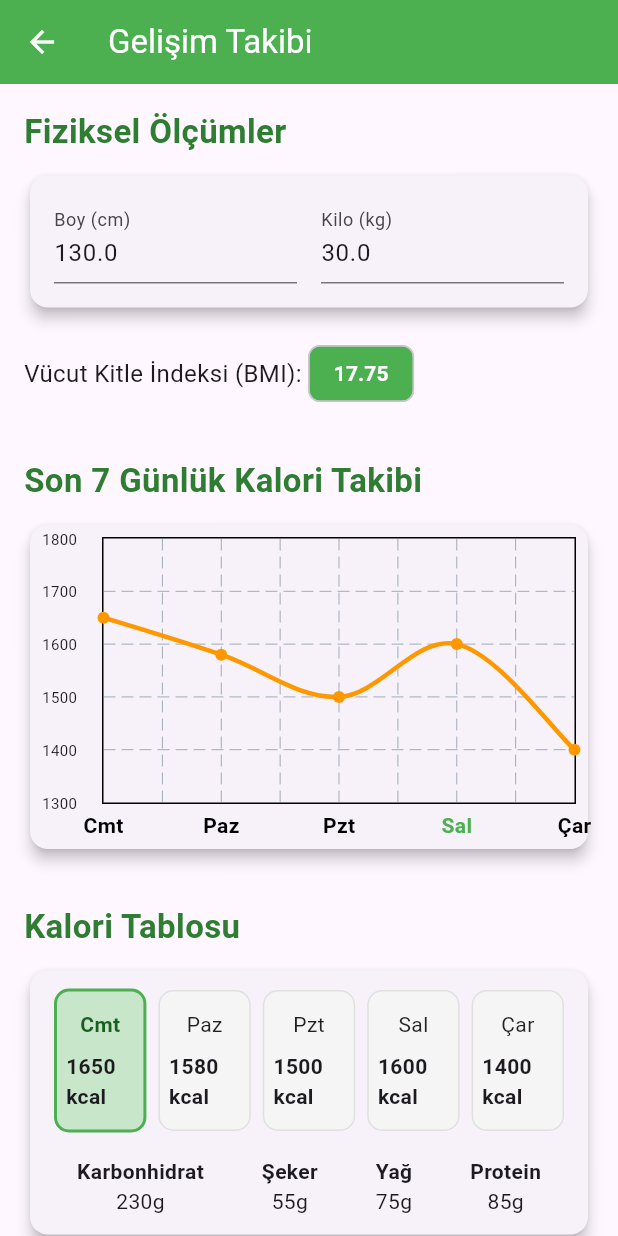
After one commit to KardelenBayraktar/NutritionApp-TUBITAK, a Flutter app: the GelisimTakibiSayfasi screen opened by its route, on a phone screen of 412 x 824 dp. The commit adds this screen. Run offline on Flutter 3.47's test engine with Material 3 defaults, Android fonts, the phone set to English and light mode, and no system bars; drawn by our look-alikes of fl_chart; our stand-ins replace cloud_firestore, firebase_core, image_picker, permission_handler, table_calendar; accounts and stored records are empty.

Commit message:
gelisim takibi eklendi

```diff
--- a/lib/Ana_Sayfa.dart
+++ b/lib/Ana_Sayfa.dart
@@ -36,7 +36,7 @@ class _HomePageState extends State<HomePage> {
             ),
             _buildDrawerItem(Icons.home, "Ana Sayfa", "/home"),
             _buildDrawerItem(Icons.event_note, "Planım", "/plan"),
-            _buildDrawerItem(Icons.track_changes, "Gelişim Takibi", "/progress"),
+            _buildDrawerItem(Icons.track_changes, "Gelişim Takibi", "/gelisim"),
             _buildDrawerItem(Icons.book, "Tarifler", "/recipes"),
             _buildDrawerItem(Icons.favorite, "Favorilerim", "/favorites"), // Yeni sekme eklendi
             _buildDrawerItem(Icons.support_agent, "Asistan", "/assistant"),
--- /dev/null
+++ b/lib/gelisim_takibi.dart
@@ -0,0 +1,308 @@
+import 'package:flutter/material.dart';
+import 'package:fl_chart/fl_chart.dart';
+import 'dart:math';
+
+class GelisimTakibiSayfasi extends StatefulWidget {
+  @override
+  _GelisimTakibiSayfasiState createState() => _GelisimTakibiSayfasiState();
+}
+
+class _GelisimTakibiSayfasiState extends State<GelisimTakibiSayfasi> {
+  double boy = 130; // cm
+  double kilo = 30; // kg
+  List<int> kaloriVerileri = [1500, 1600, 1400, 1700, 1550, 1650, 1580];
+
+  TextEditingController boyController = TextEditingController();
+  TextEditingController kiloController = TextEditingController();
+
+  final days = ['Pzt', 'Sal', 'Çar', 'Per', 'Cum', 'Cmt', 'Paz'];
+  int selectedIndex = 0;
+
+  Map<String, Map<String, int>> gunlukBesinVerileri = {
+    'Pzt': {'Karbonhidrat': 200, 'Şeker': 40, 'Yağ': 60, 'Protein': 70},
+    'Sal': {'Karbonhidrat': 180, 'Şeker': 30, 'Yağ': 50, 'Protein': 65},
+    'Çar': {'Karbonhidrat': 190, 'Şeker': 35, 'Yağ': 55, 'Protein': 60},
+    'Per': {'Karbonhidrat': 210, 'Şeker': 45, 'Yağ': 65, 'Protein': 75},
+    'Cum': {'Karbonhidrat': 220, 'Şeker': 50, 'Yağ': 70, 'Protein': 80},
+    'Cmt': {'Karbonhidrat': 230, 'Şeker': 55, 'Yağ': 75, 'Protein': 85},
+    'Paz': {'Karbonhidrat': 240, 'Şeker': 60, 'Yağ': 80, 'Protein': 90},
+  };
+
+  double hesaplaBMI() {
+    double boyMetre = boy / 100;
+    return kilo / pow(boyMetre, 2);
+  }
+
+  @override
+  void initState() {
+    super.initState();
+    boyController.text = boy.toString();
+    kiloController.text = kilo.toString();
+
+    int todayIndex = (DateTime.now().weekday % 7); // Paz = 0, Pzt = 1, ...
+    int startIndex = todayIndex - 5;
+    if (startIndex < 0) startIndex += 7;
+    selectedIndex = 0; // varsayılan: ilk gösterilen gün
+  }
+
+  @override
+  void dispose() {
+    boyController.dispose();
+    kiloController.dispose();
+    super.dispose();
+  }
+
+  @override
+  Widget build(BuildContext context) {
+    double bmi = hesaplaBMI();
+
+    int todayIndex = (DateTime.now().weekday % 7);
+    int startIndex = todayIndex - 5;
+    if (startIndex < 0) startIndex += 7;
+
+    List<int> last5DaysCalories = List.generate(5, (index) {
+      int idx = (startIndex + index) % 7;
+      return kaloriVerileri[idx];
+    });
+
+    List<String> last5DaysNames = List.generate(5, (index) {
+      int idx = (startIndex + index) % 7;
+      return days[idx];
+    });
+
+    return Scaffold(
+      appBar: AppBar(
+        title: Text('Gelişim Takibi'),
+        backgroundColor: Colors.green,
+        foregroundColor: Colors.white,
+      ),
+      body: SingleChildScrollView(
+        padding: EdgeInsets.all(16),
+        child: Column(
+          crossAxisAlignment: CrossAxisAlignment.start,
+          children: [
+            Text(
+              "Fiziksel Ölçümler",
+              style: TextStyle(fontSize: 22, fontWeight: FontWeight.bold, color: Colors.green[800]),
+            ),
+            SizedBox(height: 10),
+
+            Card(
+              elevation: 4,
+              shape: RoundedRectangleBorder(borderRadius: BorderRadius.circular(12)),
+              child: Padding(
+                padding: const EdgeInsets.all(16.0),
+                child: Row(
+                  children: [
+                    Expanded(
+                      child: TextFormField(
+                        controller: boyController,
+                        decoration: InputDecoration(labelText: 'Boy (cm)'),
+                        keyboardType: TextInputType.number,
+                        onChanged: (val) {
+                          setState(() {
+                            boy = double.tryParse(val) ?? boy;
+                          });
+                        },
+                      ),
+                    ),
+                    SizedBox(width: 16),
+                    Expanded(
+                      child: TextFormField(
+                        controller: kiloController,
+                        decoration: InputDecoration(labelText: 'Kilo (kg)'),
+                        keyboardType: TextInputType.number,
+                        onChanged: (val) {
+                          setState(() {
+                            kilo = double.tryParse(val) ?? kilo;
+                          });
+                        },
+                      ),
+                    ),
+                  ],
+                ),
+              ),
+            ),
+            SizedBox(height: 16),
+
+            Row(
+              children: [
+                Text(
+                  'Vücut Kitle İndeksi (BMI): ',
+                  style: TextStyle(fontSize: 16),
+                ),
+                Chip(
+                  label: Text(
+                    bmi.toStringAsFixed(2),
+                    style: TextStyle(fontWeight: FontWeight.bold, color: Colors.white),
+                  ),
+                  backgroundColor: Colors.green,
+                ),
+              ],
+            ),
+            SizedBox(height: 32),
+
+            Text(
+              "Son 7 Günlük Kalori Takibi",
+              style: TextStyle(fontSize: 22, fontWeight: FontWeight.bold, color: Colors.green[800]),
+            ),
+            SizedBox(height: 10),
+
+            Card(
+              elevation: 4,
+              shape: RoundedRectangleBorder(borderRadius: BorderRadius.circular(12)),
+              child: Padding(
+                padding: const EdgeInsets.all(8.0),
+                child: Container(
+                  height: 200,
+                  child: LineChart(
+                    LineChartData(
+                      minY: 1300,
+                      maxY: 1800,
+                      borderData: FlBorderData(show: true),
+                      titlesData: FlTitlesData(
+                        leftTitles: AxisTitles(
+                          sideTitles: SideTitles(
+                            showTitles: true,
+                            interval: 100,
+                            reservedSize: 40,
+                            getTitlesWidget: (value, meta) {
+                              return Text(
+                                value.toInt().toString(),
+                                style: TextStyle(fontSize: 10),
+                              );
+                            },
+                          ),
+                        ),
+                        bottomTitles: AxisTitles(
+                          sideTitles: SideTitles(
+                            showTitles: true,
+                            interval: 1,
+                            getTitlesWidget: (value, meta) {
+                              return Padding(
+                                padding: const EdgeInsets.only(top: 4.0),
+                                child: Text(
+                                  last5DaysNames[value.toInt()],
+                                  style: TextStyle(
+                                    fontSize: 14,
+                                    fontWeight: FontWeight.bold,
+                                    color: value.toInt() == todayIndex ? Colors.green : Colors.black,
+                                  ),
+                                ),
+                              );
+                            },
+                          ),
+                        ),
+                        topTitles: AxisTitles(sideTitles: SideTitles(showTitles: false)),
+                        rightTitles: AxisTitles(sideTitles: SideTitles(showTitles: false)),
+                      ),
+                      lineBarsData: [
+                        LineChartBarData(
+                          isCurved: true,
+                          spots: List.generate(
+                            last5DaysCalories.length,
+                                (index) => FlSpot(index.toDouble(), last5DaysCalories[index].toDouble()),
+                          ),
+                          barWidth: 3,
+                          color: Colors.orange,
+                          dotData: FlDotData(show: true),
+                        ),
+                      ],
+                    ),
+                  ),
+                ),
+              ),
+            ),
+
+            SizedBox(height: 32),
+
+            Text(
+              "Kalori Tablosu",
+              style: TextStyle(fontSize: 22, fontWeight: FontWeight.bold, color: Colors.green[800]),
+            ),
+            SizedBox(height: 10),
+
+            /// Gün seçimi ve makro bilgisi
+            Card(
+              elevation: 4,
+              shape: RoundedRectangleBorder(borderRadius: BorderRadius.circular(12)),
+              child: Padding(
+                padding: const EdgeInsets.all(12.0),
+                child: Column(
+                  children: [
+                    Row(
+                      mainAxisAlignment: MainAxisAlignment.spaceEvenly,
+                      children: List.generate(5, (index) {
+                        String dayName = last5DaysNames[index];
+                        bool isSelected = index == selectedIndex;
+                        return Expanded(
+                          child: GestureDetector(
+                            onTap: () {
+                              setState(() {
+                                selectedIndex = index;
+                              });
+                            },
+                            child: Container(
+                              margin: EdgeInsets.symmetric(horizontal: 4),
+                              padding: EdgeInsets.symmetric(vertical: 12, horizontal: 6),
+                              decoration: BoxDecoration(
+                                color: isSelected ? Colors.green.shade100 : Colors.grey.shade100,
+                                borderRadius: BorderRadius.circular(10),
+                                border: Border.all(
+                                  color: isSelected ? Colors.green : Colors.grey.shade300,
+                                  width: isSelected ? 2 : 1,
+                                ),
+                              ),
+                              child: Column(
+                                mainAxisSize: MainAxisSize.min,
+                                children: [
+                                  Text(
+                                    dayName,
+                                    style: TextStyle(
+                                      fontWeight: isSelected ? FontWeight.bold : FontWeight.normal,
+                                      fontSize: 14,
+                                      color: isSelected ? Colors.green[900] : Colors.black87,
+                                    ),
+                                  ),
+                                  SizedBox(height: 8),
+                                  Text(
+                                    '${last5DaysCalories[index]} kcal',
+                                    style: TextStyle(
+                                      fontWeight: FontWeight.w600,
+                                      fontSize: 14,
+                                    ),
+                                  ),
+                                ],
+                              ),
+                            ),
+                          ),
+                        );
+                      }),
+                    ),
+                    SizedBox(height: 16),
+
+                    /// Seçilen günün makro değerleri
+                    Row(
+                      mainAxisAlignment: MainAxisAlignment.spaceAround,
+                      children: gunlukBesinVerileri[last5DaysNames[selectedIndex]]!.entries.map((e) {
+                        return Column(
+                          children: [
+                            Text(
+                              e.key,
+                              style: TextStyle(fontWeight: FontWeight.bold),
+                            ),
+                            Text('${e.value}g'),
+                          ],
+                        );
+                      }).toList(),
+                    ),
+                  ],
+                ),
+              ),
+            ),
+          ],
+        ),
+      ),
+    );
+  }
+}
--- a/lib/main.dart
+++ b/lib/main.dart
@@ -1,5 +1,4 @@
 import 'package:flutter/material.dart';
-
 import 'package:firebase_core/firebase_core.dart';
 import 'package:cloud_firestore/cloud_firestore.dart';
 import 'package:intl/date_symbol_data_local.dart'; // Yerel tarih formatlama için
@@ -12,6 +11,7 @@ import 'Plan_Olusturma_Sayfasi.dart';
 import 'Tarifler_sayfasi.dart';
 import 'Yapay_Zeka_Sayfasi.dart';
 import 'login_page.dart';
+import 'gelisim_takibi.dart';
 
 void main() async {
   WidgetsFlutterBinding.ensureInitialized(); // Flutter'ın başlatıldığından emin olun
@@ -26,7 +26,8 @@ void main() async {
 class MyApp extends StatelessWidget {
   final bool hasActivePlan;
 
-  MyApp({required this.hasActivePlan});
+  // Varsayılan değeri false olarak belirliyoruz
+  MyApp({this.hasActivePlan = false});
 
   @override
   Widget build(BuildContext context) {
@@ -37,12 +38,11 @@ class MyApp extends StatelessWidget {
         '/login': (context) => LoginPage(),
         '/home': (context) => HomePage(),
         '/plan': (context) => hasActivePlan ? MealPlanPage() : MealPlanHomePage(), // 📌 Aktif plana göre yönlendirme
-        //'/progress': (context) => ProgressPage(),
         '/recipes': (context) => RecipeListPage(),
+        '/gelisim': (context) => GelisimTakibiSayfasi(),
         '/favorites': (context) => FavoritesPage(),
         '/assistant': (context) => AIPage(),
         '/badges': (context) => RozetlerSayfasi(),
-        //'/settings': (context) => SettingsPage(),
       },
     );
   }
--- a/pubspec.yaml
+++ b/pubspec.yaml
@@ -31,6 +31,7 @@ dependencies:
   http: ^1.3.0
   flutter:
     sdk: flutter
+  fl_chart: ^0.64.0
   permission_handler: ^12.0.0+1
   image_picker: ^1.0.4
   path_provider: ^2.1.1
```
Also changed, not shown: pubspec.lock.
